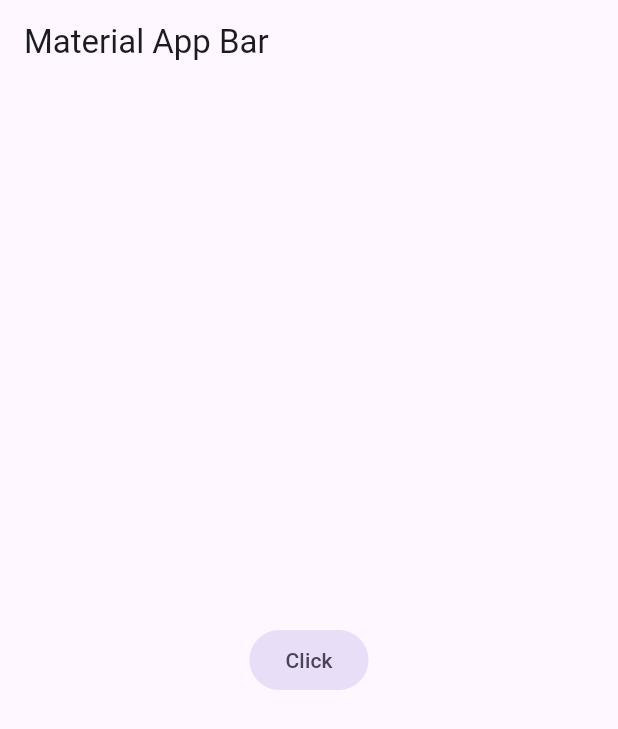
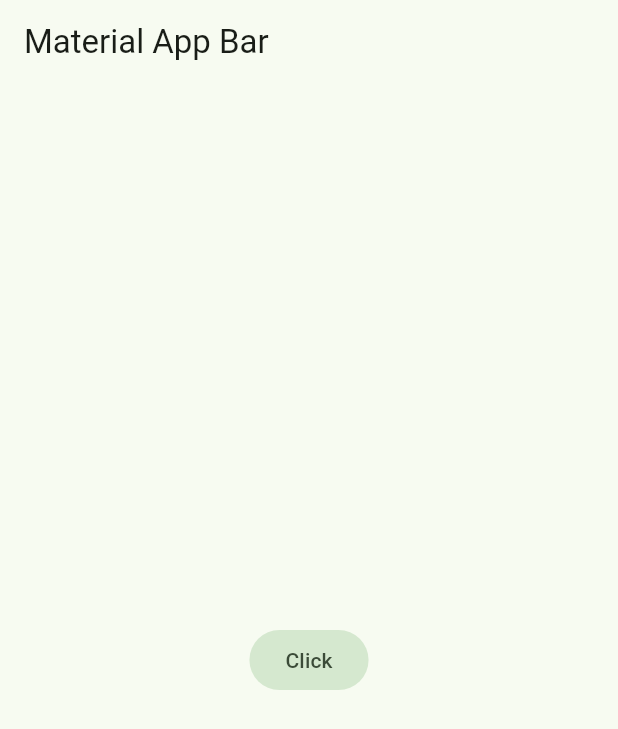
Before and after one commit to stacklast/flutter_yes_no_app, a Flutter app: the screen it shows after launch, on a phone screen of 412 x 824 dp. Shown: the top 729 px of the screen. Run offline on Flutter 3.47's test engine with Material 3 defaults, Android fonts, the phone set to English and light mode, and no system bars.

Commit message:
feat: Add Global Theme

```diff
--- /dev/null
+++ b/lib/config/theme/app_theme.dart
@@ -0,0 +1,24 @@
+import 'package:flutter/material.dart';
+
+const Color _customColor = Color(0xFF49149F);
+
+const List<Color> _colorThemes = [
+  _customColor,
+  Colors.blue,
+  Colors.teal,
+  Colors.green,
+  Colors.yellow,
+  Colors.orange,
+  Colors.pink,
+];
+
+class AppTheme {
+  final int selectedColor;
+
+  AppTheme({ this.selectedColor = 0 })
+  :assert(selectedColor >=  0 && selectedColor <= _colorThemes.length -1, 'Colors must be between 0 and ${_colorThemes.length}');
+
+  ThemeData theme() {
+    return ThemeData(useMaterial3: true, colorSchemeSeed: _colorThemes[selectedColor]);
+  }
+}
--- a/lib/main.dart
+++ b/lib/main.dart
@@ -1,4 +1,5 @@
 import 'package:flutter/material.dart';
+import 'package:yes_no_app/config/theme/app_theme.dart';
 
 void main() => runApp(const MyApp());
 
@@ -10,6 +11,7 @@ class MyApp extends StatelessWidget {
     return MaterialApp(
       title: 'Yes No App',
       debugShowCheckedModeBanner: false,
+      theme: AppTheme(selectedColor: 3).theme(),
       home: Scaffold(
         appBar: AppBar(
           title: const Text('Material App Bar'),
```
